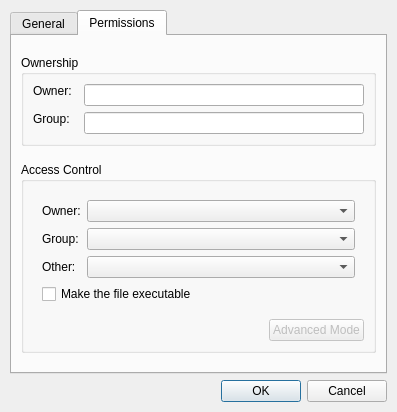
Qt form libfm-qt/file-props.ui (lxqt/pcmanfm-qt) before a commit.
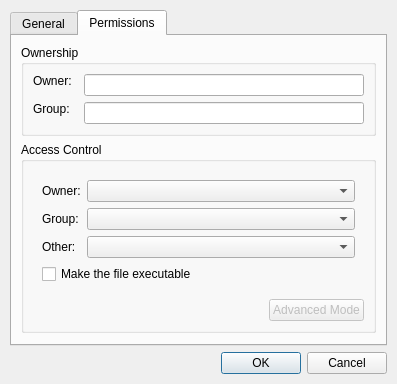
The same form after that commit. The open tabs and pages were chosen to show the change. Icons and pictures are not drawn.

Commit message: Implement "Invert Selection". Little fix of UI, add a Tool menu to main window.

```diff
--- a/libfm-qt/file-props.ui
+++ b/libfm-qt/file-props.ui
@@ -6,8 +6,8 @@
    <rect>
     <x>0</x>
     <y>0</y>
-    <width>389</width>
-    <height>412</height>
+    <width>362</width>
+    <height>377</height>
    </rect>
   </property>
   <property name="windowTitle">
@@ -626,6 +626,19 @@
          </layout>
         </widget>
        </item>
+       <item>
+        <spacer name="verticalSpacer">
+         <property name="orientation">
+          <enum>Qt::Vertical</enum>
+         </property>
+         <property name="sizeHint" stdset="0">
+          <size>
+           <width>20</width>
+           <height>40</height>
+          </size>
+         </property>
+        </spacer>
+       </item>
       </layout>
      </widget>
     </widget>
```
The commit also changes 6 other files.
